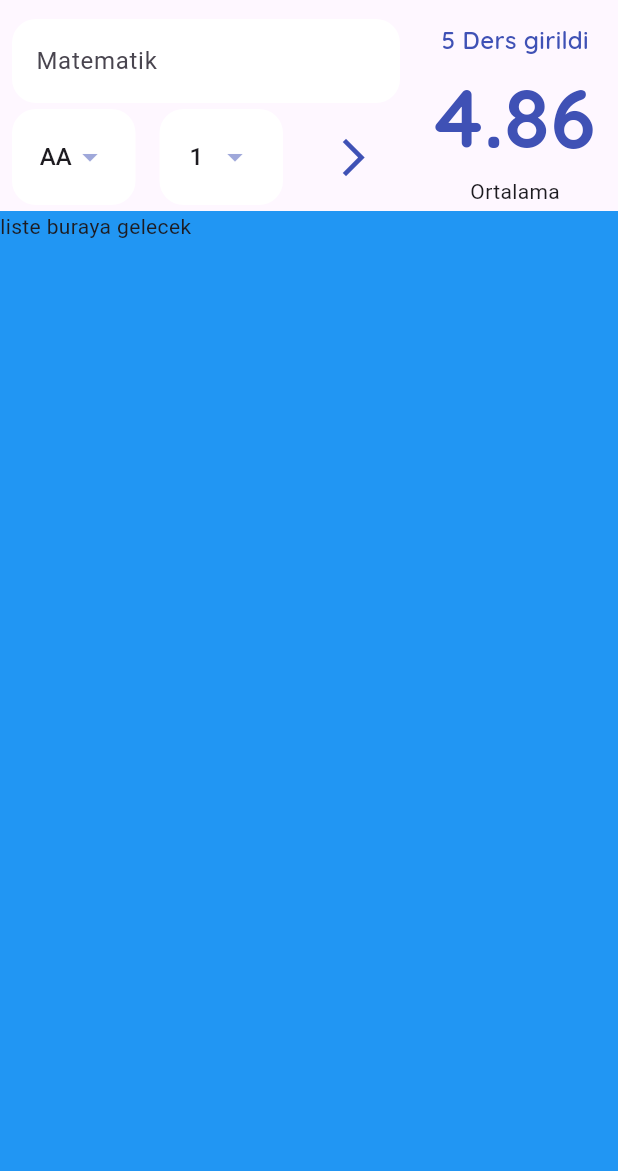
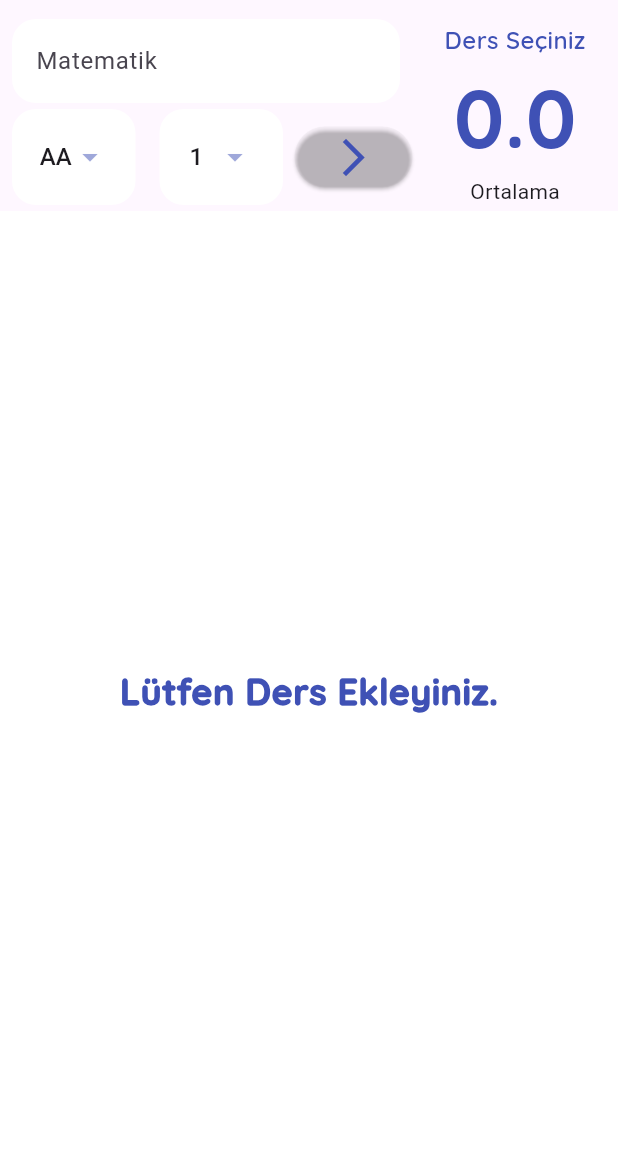
Before and after one commit to dogan1972/dinamikortalamahesaplama, a Flutter app: the screen it shows after launch, on a phone screen of 412 x 824 dp, the part 65-1236 px from its top. Run offline on Flutter 3.47's test engine with Material 3 defaults, Android fonts, the phone set to English and light mode, and no system bars; our stand-ins replace google_fonts.

Commit message:
son commit

```diff
--- a/lib/helper/data_helper.dart
+++ b/lib/helper/data_helper.dart
@@ -1,6 +1,24 @@
+import 'package:dinamik_ortalama_hesaplama/models/ders.dart';
 import 'package:flutter/material.dart';
 
 class DataHelper {
+  static List<Ders> tumEklenenDersler = [];
+
+  static void dersEkle(Ders ders) {
+    tumEklenenDersler.add(ders);
+  }
+
+  static double ortalamaHesapla() {
+    double toplamNot = 0;
+    double toplamKredi = 0;
+    for (var element in tumEklenenDersler) {
+      toplamNot += element.krediDegeri * element.harfDegeri;
+      toplamKredi += element.krediDegeri;
+    }
+
+    return toplamNot / toplamKredi;
+  }
+
   static List<String> _tumDerslerinHarfleri() {
     return ["AA", "BA", "BB", "CB", "CC", "DC", "DD", "FD", "FF"];
   }
--- /dev/null
+++ b/lib/models/ders.dart
@@ -0,0 +1,13 @@
+class Ders {
+  final String ad;
+  final double harfDegeri;
+  final double krediDegeri;
+
+  Ders({required this.ad, required this.harfDegeri, required this.krediDegeri});
+  @override
+  String toString() {
+    return """$ad
+    $harfDegeri
+    $krediDegeri""";
+  }
+}
--- /dev/null
+++ b/lib/widgets/ders_listesi.dart
@@ -0,0 +1,59 @@
+import 'package:dinamik_ortalama_hesaplama/constants/app_constants.dart';
+import 'package:dinamik_ortalama_hesaplama/helper/data_helper.dart';
+import 'package:dinamik_ortalama_hesaplama/models/ders.dart';
+import 'package:flutter/material.dart';
+
+// ignore: must_be_immutable
+class Derslistesi extends StatelessWidget {
+  final Function onElemanCikarildi;
+
+  const Derslistesi({required this.onElemanCikarildi, super.key});
+  @override
+  Widget build(BuildContext context) {
+    List<Ders> tumDersler = DataHelper.tumEklenenDersler;
+    return tumDersler.isNotEmpty
+        ? ListView.builder(
+            itemCount: tumDersler.length,
+            itemBuilder: (context, index) {
+              return Dismissible(
+                key: UniqueKey(),
+                onDismissed: (a) {
+                  onElemanCikarildi(index);
+                },
+                child: Padding(
+                  padding: const EdgeInsets.all(2.0),
+                  child: Card(
+                    child: ListTile(
+                      title: Text(tumDersler[index].ad),
+                      leading: CircleAvatar(
+                        backgroundColor: Sabitler.anaRenk.shade100,
+                        child: Text(
+                          (tumDersler[index].krediDegeri *
+                                  tumDersler[index].harfDegeri)
+                              .toString(),
+                        ),
+                      ),
+                      subtitle: Text(
+                        "${tumDersler[index].harfDegeri.toString()} Kredi, Not Değeri ${tumDersler[index].krediDegeri}",
+                      ),
+                    ),
+                  ),
+                ),
+              );
+            },
+          )
+        : Container(
+            alignment: Alignment.center,
+            color: Sabitler.anaRenk.shade100.withValues(
+              alpha: 5,
+              red: 5,
+              blue: 5,
+              green: 5,
+            ),
+            child: Text(
+              "Lütfen Ders Ekleyiniz.",
+              style: Sabitler.baslikTextStyle,
+            ),
+          );
+  }
+}
--- /dev/null
+++ b/lib/widgets/harf_dropdown_widget.dart
@@ -0,0 +1,46 @@
+import 'package:flutter/material.dart';
+import 'package:dinamik_ortalama_hesaplama/constants/app_constants.dart';
+import 'package:dinamik_ortalama_hesaplama/helper/data_helper.dart';
+
+class HarfDropdownWidget extends StatefulWidget {
+  final Function onHarfSecildi;
+
+  const HarfDropdownWidget({super.key, required this.onHarfSecildi});
+
+  @override
+  State<HarfDropdownWidget> createState() => _HarfDropdownWidgetState();
+}
+
+class _HarfDropdownWidgetState extends State<HarfDropdownWidget> {
+  double secilenHarfDegeri = 4;
+
+  @override
+  Widget build(BuildContext context) {
+    return Container(
+      alignment: Alignment.center,
+      padding: Sabitler.dropDownPadding,
+      decoration: BoxDecoration(
+        color: Sabitler.anaRenk.shade100.withValues(
+          alpha: 50,
+          red: 50,
+          blue: 50,
+          green: 50,
+        ),
+        borderRadius: Sabitler.borderRadius,
+      ),
+      child: DropdownButton<double>(
+        elevation: 16,
+        iconEnabledColor: Sabitler.anaRenk.shade200,
+        value: secilenHarfDegeri,
+        underline: Container(),
+        items: DataHelper.tumderslerinHarfleri(),
+        onChanged: (deger) {
+          setState(() {
+            secilenHarfDegeri = deger!;
+            widget.onHarfSecildi(secilenHarfDegeri);
+          });
+        },
+      ),
+    );
+  }
+}
--- /dev/null
+++ b/lib/widgets/kredi_dropdown_widget.dart
@@ -0,0 +1,45 @@
+import 'package:dinamik_ortalama_hesaplama/constants/app_constants.dart';
+import 'package:dinamik_ortalama_hesaplama/helper/data_helper.dart';
+import 'package:flutter/material.dart';
+
+class KrediDropdownWidget extends StatefulWidget {
+  final Function onKrediSecildi;
+  const KrediDropdownWidget({required this.onKrediSecildi, super.key});
+
+  @override
+  State<KrediDropdownWidget> createState() => _KrediDropdownWidgetState();
+}
+
+class _KrediDropdownWidgetState extends State<KrediDropdownWidget> {
+  double secilenKrediDegeri = 1;
+
+  @override
+  Widget build(BuildContext context) {
+    return Container(
+      alignment: Alignment.center,
+      padding: Sabitler.dropDownPadding,
+      decoration: BoxDecoration(
+        color: Sabitler.anaRenk.shade100.withValues(
+          alpha: 50,
+          red: 50,
+          blue: 50,
+          green: 50,
+        ),
+        borderRadius: Sabitler.borderRadius,
+      ),
+      child: DropdownButton<double>(
+        elevation: 16,
+        iconEnabledColor: Sabitler.anaRenk.shade200,
+        value: secilenKrediDegeri,
+        underline: Container(),
+        items: DataHelper.tumDerslerinKredileri(),
+        onChanged: (deger) {
+          setState(() {
+            secilenKrediDegeri = deger!;
+            widget.onKrediSecildi(secilenKrediDegeri);
+          });
+        },
+      ),
+    );
+  }
+}
--- a/lib/widgets/ortalama_hesapla_page.dart
+++ b/lib/widgets/ortalama_hesapla_page.dart
@@ -1,5 +1,9 @@
 import 'package:dinamik_ortalama_hesaplama/constants/app_constants.dart';
 import 'package:dinamik_ortalama_hesaplama/helper/data_helper.dart';
+import 'package:dinamik_ortalama_hesaplama/models/ders.dart';
+import 'package:dinamik_ortalama_hesaplama/widgets/ders_listesi.dart';
+import 'package:dinamik_ortalama_hesaplama/widgets/harf_dropdown_widget.dart';
+import 'package:dinamik_ortalama_hesaplama/widgets/kredi_dropdown_widget.dart';
 import 'package:dinamik_ortalama_hesaplama/widgets/ortalama_goster.dart';
 import 'package:flutter/material.dart';
 
@@ -13,11 +17,12 @@
 class _OrtalamaHesaplaPageState extends State<OrtalamaHesaplaPage> {
   double secilenHarfDegeri = 4;
   double secilenKrediDegeri = 1;
-
+  String girilenDersAdi = "";
   GlobalKey<FormState> formKey = GlobalKey<FormState>();
   @override
   Widget build(BuildContext context) {
     return Scaffold(
+      resizeToAvoidBottomInset: false,
       appBar: AppBar(
         elevation: 0,
         backgroundColor: Colors.transparent,
@@ -33,14 +38,28 @@
               Expanded(flex: 2, child: _buildForm()),
               Expanded(
                 flex: 1,
-                child: OrtalamaGoster(ortalama: 4.856, dersSayisi: 5),
+                child: OrtalamaGoster(
+                  ortalama: DataHelper.ortalamaHesapla(),
+                  dersSayisi: DataHelper.tumEklenenDersler.length,
+                ),
               ),
             ],
           ),
           Expanded(
             child: Container(
-              color: Colors.blue,
-              child: Text("liste buraya gelecek"),
+              color: Sabitler.anaRenk.shade100.withValues(
+                alpha: 5,
+                red: 5,
+                blue: 5,
+                green: 5,
+              ),
+              child: Derslistesi(
+                onElemanCikarildi: (index) {
+                  setState(() {
+                    DataHelper.tumEklenenDersler.removeAt(index);
+                  });
+                },
+              ),
             ),
           ),
         ],
@@ -65,20 +84,28 @@
               Expanded(
                 child: Padding(
                   padding: Sabitler.yatayPadding8,
-                  child: _buildHarfler(),
+                  child: HarfDropdownWidget(
+                    onHarfSecildi: (harf) {
+                      secilenHarfDegeri = harf;
+                    },
+                  ),
                 ),
               ),
               Expanded(
                 child: Padding(
                   padding: Sabitler.yatayPadding8,
-                  child: _buildKrediler(),
+                  child: KrediDropdownWidget(
+                    onKrediSecildi: (kredi) {
+                      secilenKrediDegeri = kredi;
+                    },
+                  ),
                 ),
               ),
               ElevatedButton(
                 style: ButtonStyle(
                   backgroundColor: WidgetStateColor.transparent,
                 ),
-                onPressed: null,
+                onPressed: _dersEkleveOrtalamaHesapla,
                 child: Icon(
                   Icons.arrow_forward_ios_sharp,
                   size: 30,
@@ -95,6 +122,17 @@
 
   TextFormField _buildTextFormField() {
     return TextFormField(
+      validator: (s) {
+        if (s!.isEmpty) {
+          return "Ders adını giriniz.";
+        }
+        return null;
+      },
+      onSaved: (deger) {
+        setState(() {
+          girilenDersAdi = deger!;
+        });
+      },
       decoration: InputDecoration(
         hintText: "Matematik",
         border: OutlineInputBorder(
@@ -112,59 +150,16 @@
     );
   }
 
-  Container _buildHarfler() {
-    return Container(
-      alignment: Alignment.center,
-      padding: Sabitler.dropDownPadding,
-      decoration: BoxDecoration(
-        color: Sabitler.anaRenk.shade100.withValues(
-          alpha: 50,
-          red: 50,
-          blue: 50,
-          green: 50,
-        ),
-        borderRadius: Sabitler.borderRadius,
-      ),
-      child: DropdownButton<double>(
-        elevation: 16,
-        iconEnabledColor: Sabitler.anaRenk.shade200,
-        value: secilenHarfDegeri,
-        underline: Container(),
-        items: DataHelper.tumderslerinHarfleri(),
-        onChanged: (deger) {
-          setState(() {
-            secilenHarfDegeri = deger!;
-          });
-        },
-      ),
-    );
-  }
-
-  Container _buildKrediler() {
-    return Container(
-      alignment: Alignment.center,
-      padding: Sabitler.dropDownPadding,
-      decoration: BoxDecoration(
-        color: Sabitler.anaRenk.shade100.withValues(
-          alpha: 50,
-          red: 50,
-          blue: 50,
-          green: 50,
-        ),
-        borderRadius: Sabitler.borderRadius,
-      ),
-      child: DropdownButton<double>(
-        elevation: 16,
-        iconEnabledColor: Sabitler.anaRenk.shade200,
-        value: secilenKrediDegeri,
-        underline: Container(),
-        items: DataHelper.tumDerslerinKredileri(),
-        onChanged: (deger) {
-          setState(() {
-            secilenKrediDegeri = deger!;
-          });
-        },
-      ),
-    );
+  void _dersEkleveOrtalamaHesapla() {
+    if (formKey.currentState!.validate()) {
+      formKey.currentState!.save();
+      var eklenecekDers = Ders(
+        ad: girilenDersAdi,
+        harfDegeri: secilenHarfDegeri,
+        krediDegeri: secilenKrediDegeri,
+      );
+      DataHelper.dersEkle(eklenecekDers);
+      setState(() {});
+    }
   }
 }
```
